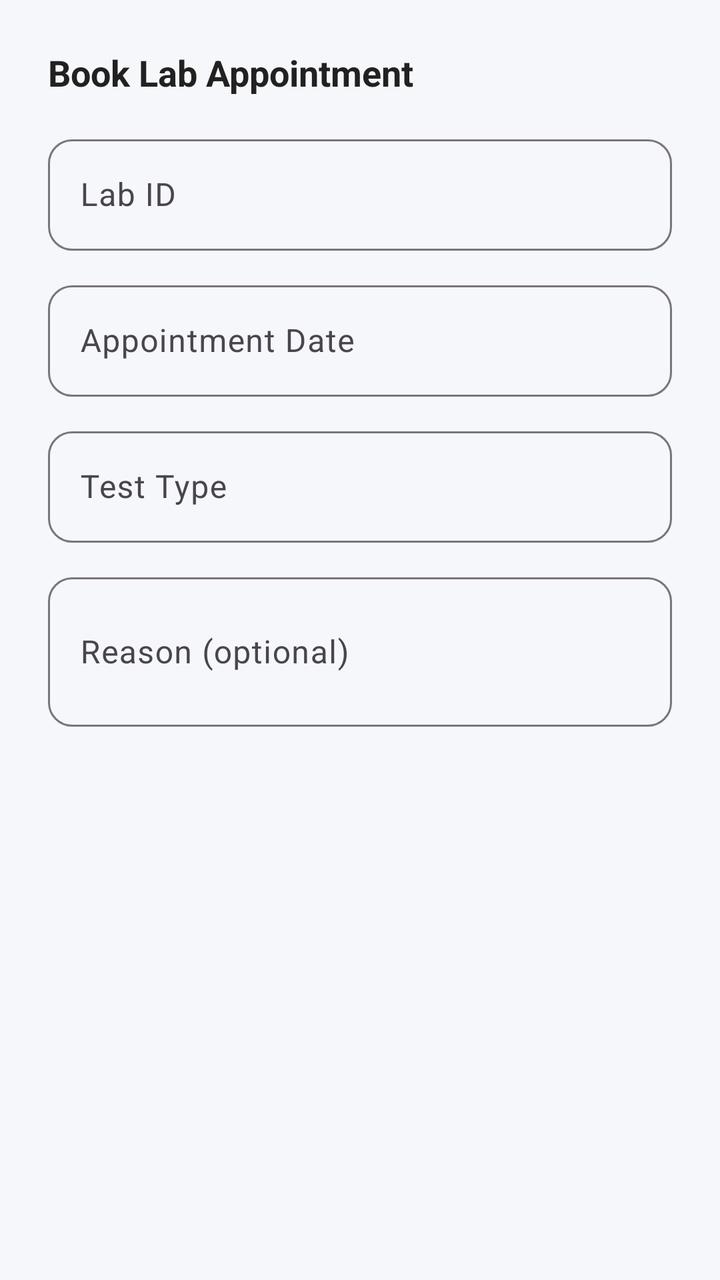
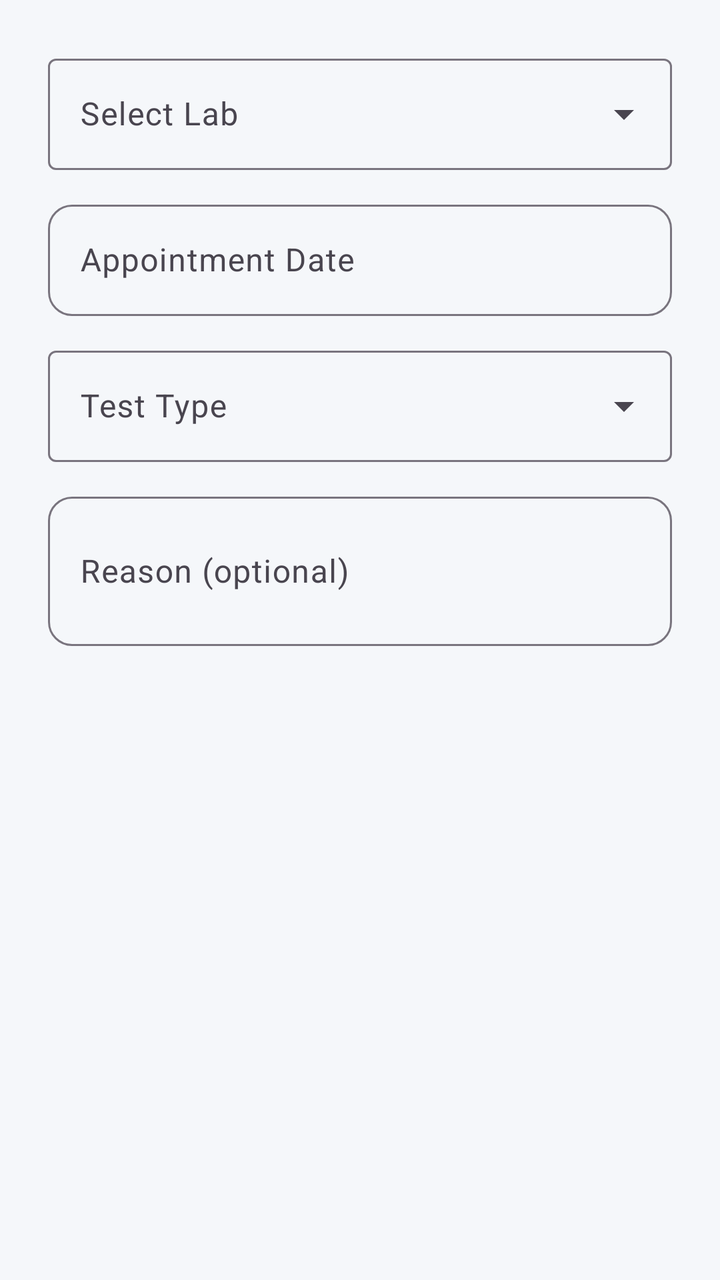

Two renders of the same Android screen: before a commit and after it. Below are the layout's source before the change and the commit's diff.
<!-- AndroidManifest.xml: application theme Theme.NithinHealth -->
<!-- res/layout/dialog_create_lab_appointment.xml -->
<?xml version="1.0" encoding="utf-8"?>
<LinearLayout xmlns:android="http://schemas.android.com/apk/res/android"
    android:layout_width="match_parent"
    android:layout_height="wrap_content"
    android:orientation="vertical"
    android:padding="24dp">

    <TextView
        android:layout_width="wrap_content"
        android:layout_height="wrap_content"
        android:layout_marginBottom="16dp"
        android:text="Book Lab Appointment"
        android:textColor="@color/text_primary"
        android:textSize="18sp"
        android:textStyle="bold" />

    <com.google.android.material.textfield.TextInputLayout
        style="@style/TextInputStyle"
        android:layout_width="match_parent"
        android:layout_height="wrap_content"
        android:layout_marginBottom="12dp"
        android:hint="Lab ID">

        <com.google.android.material.textfield.TextInputEditText
            android:id="@+id/et_lab_id"
            android:layout_width="match_parent"
            android:layout_height="wrap_content"
            android:inputType="number" />
    </com.google.android.material.textfield.TextInputLayout>

    <com.google.android.material.textfield.TextInputLayout
        style="@style/TextInputStyle"
        android:layout_width="match_parent"
        android:layout_height="wrap_content"
        android:layout_marginBottom="12dp"
        android:hint="Appointment Date">

        <com.google.android.material.textfield.TextInputEditText
            android:id="@+id/et_date"
            android:layout_width="match_parent"
            android:layout_height="wrap_content"
            android:focusable="false"
            android:inputType="none" />
    </com.google.android.material.textfield.TextInputLayout>

    <com.google.android.material.textfield.TextInputLayout
        style="@style/TextInputStyle"
        android:layout_width="match_parent"
        android:layout_height="wrap_content"
        android:layout_marginBottom="12dp"
        android:hint="Test Type">

        <com.google.android.material.textfield.TextInputEditText
            android:id="@+id/et_test_type"
            android:layout_width="match_parent"
            android:layout_height="wrap_content"
            android:inputType="text" />
    </com.google.android.material.textfield.TextInputLayout>

    <com.google.android.material.textfield.TextInputLayout
        style="@style/TextInputStyle"
        android:layout_width="match_parent"
        android:layout_height="wrap_content"
        android:hint="Reason (optional)">

        <com.google.android.material.textfield.TextInputEditText
            android:id="@+id/et_reason"
            android:layout_width="match_parent"
            android:layout_height="wrap_content"
            android:inputType="textMultiLine"
            android:minLines="2" />
    </com.google.android.material.textfield.TextInputLayout>
</LinearLayout>
<!-- resources referenced by this layout -->
<resources>
  <color name="text_primary">#212121</color>
  <style name="TextInputStyle" parent="Widget.Material3.TextInputLayout.OutlinedBox">
          <item name="boxCornerRadiusTopStart">12dp</item>
          <item name="boxCornerRadiusTopEnd">12dp</item>
          <item name="boxCornerRadiusBottomStart">12dp</item>
          <item name="boxCornerRadiusBottomEnd">12dp</item>
      </style>
  <style name="Theme.NithinHealth" parent="Theme.Material3.Light.NoActionBar">
          <item name="colorPrimary">@color/primary</item>
          <item name="colorPrimaryDark">@color/primary_dark</item>
          <item name="colorSecondary">@color/secondary</item>
          <item name="colorAccent">@color/accent</item>
          <item name="android:colorBackground">@color/background</item>
          <item name="colorSurface">@color/surface</item>
          <item name="colorError">@color/error</item>
          <item name="colorOnPrimary">@color/on_primary</item>
          <item name="colorOnSecondary">@color/on_secondary</item>
          <item name="colorOnBackground">@color/on_background</item>
          <item name="colorOnSurface">@color/on_surface</item>
          <item name="colorOnError">@color/on_error</item>
          <item name="android:statusBarColor">@color/primary_dark</item>
          <item name="android:navigationBarColor">@color/surface</item>
      </style>
  <color name="primary">#1565C0</color>
  <color name="primary_dark">#0D47A1</color>
  <color name="secondary">#00897B</color>
  <color name="accent">#FF6F00</color>
  <color name="background">#F5F7FA</color>
  <color name="surface">#FFFFFF</color>
  <color name="error">#D32F2F</color>
  <color name="on_primary">#FFFFFF</color>
  <color name="on_secondary">#FFFFFF</color>
  <color name="on_background">#1C1B1F</color>
  <color name="on_surface">#1C1B1F</color>
  <color name="on_error">#FFFFFF</color>
</resources>

<!-- the commit's change to res/layout/dialog_create_lab_appointment.xml (unified diff, before → after) -->
@@ -5,27 +5,18 @@
     android:orientation="vertical"
     android:padding="24dp">
 
-    <TextView
-        android:layout_width="wrap_content"
-        android:layout_height="wrap_content"
-        android:layout_marginBottom="16dp"
-        android:text="Book Lab Appointment"
-        android:textColor="@color/text_primary"
-        android:textSize="18sp"
-        android:textStyle="bold" />
-
     <com.google.android.material.textfield.TextInputLayout
-        style="@style/TextInputStyle"
+        style="@style/Widget.Material3.TextInputLayout.OutlinedBox.ExposedDropdownMenu"
         android:layout_width="match_parent"
         android:layout_height="wrap_content"
         android:layout_marginBottom="12dp"
-        android:hint="Lab ID">
+        android:hint="Select Lab">
 
-        <com.google.android.material.textfield.TextInputEditText
-            android:id="@+id/et_lab_id"
+        <AutoCompleteTextView
+            android:id="@+id/actv_lab"
             android:layout_width="match_parent"
             android:layout_height="wrap_content"
-            android:inputType="number" />
+            android:inputType="none" />
     </com.google.android.material.textfield.TextInputLayout>
 
     <com.google.android.material.textfield.TextInputLayout
@@ -44,17 +35,17 @@
     </com.google.android.material.textfield.TextInputLayout>
 
     <com.google.android.material.textfield.TextInputLayout
-        style="@style/TextInputStyle"
+        style="@style/Widget.Material3.TextInputLayout.OutlinedBox.ExposedDropdownMenu"
         android:layout_width="match_parent"
         android:layout_height="wrap_content"
         android:layout_marginBottom="12dp"
         android:hint="Test Type">
 
-        <com.google.android.material.textfield.TextInputEditText
-            android:id="@+id/et_test_type"
+        <AutoCompleteTextView
+            android:id="@+id/actv_test_type"
             android:layout_width="match_parent"
             android:layout_height="wrap_content"
-            android:inputType="text" />
+            android:inputType="none" />
     </com.google.android.material.textfield.TextInputLayout>
 
     <com.google.android.material.textfield.TextInputLayout
<!-- resource entries referenced after the edit -->
@@ -1,6 +1,5 @@
 <!-- resources referenced by this layout -->
 <resources>
-  <color name="text_primary">#212121</color>
   <style name="TextInputStyle" parent="Widget.Material3.TextInputLayout.OutlinedBox">
           <item name="boxCornerRadiusTopStart">12dp</item>
           <item name="boxCornerRadiusTopEnd">12dp</item>
